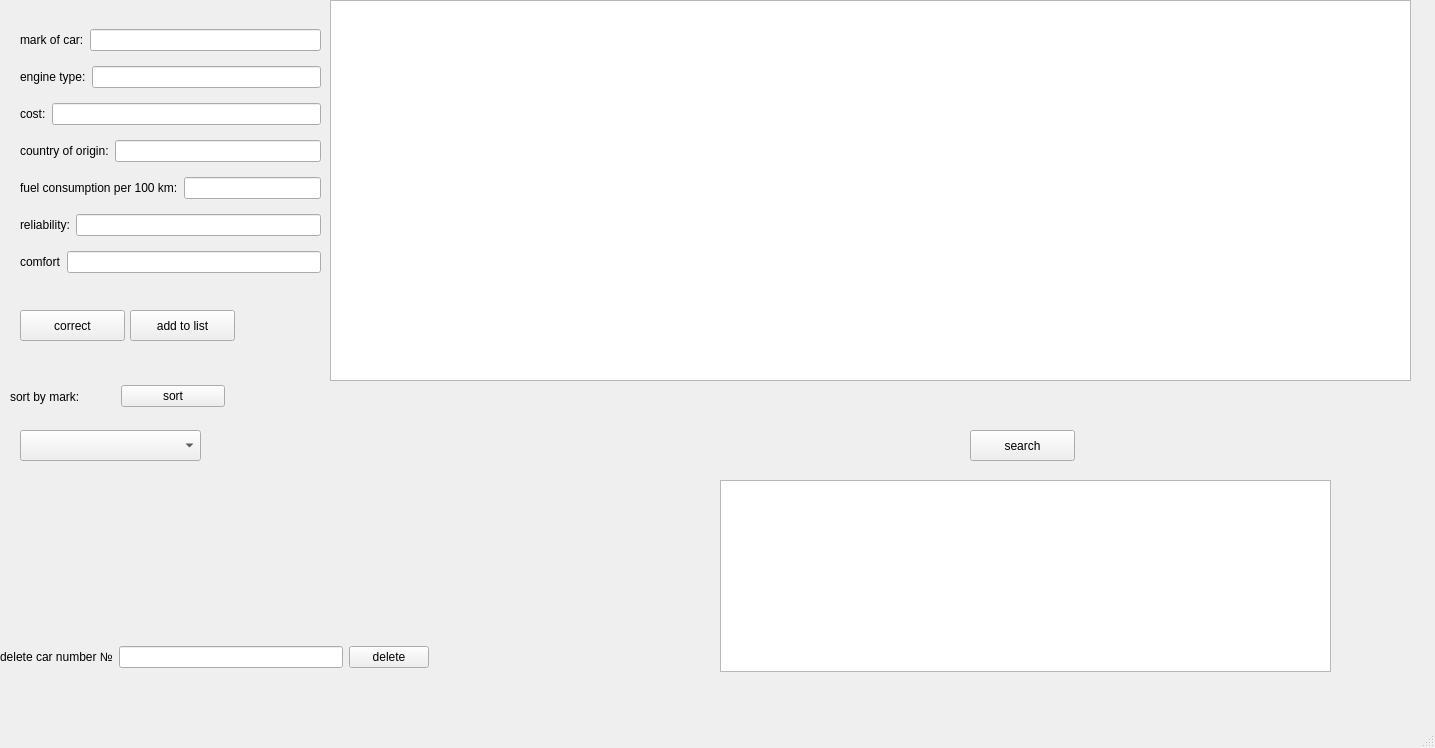
This is mainwindow.ui in mkhalez/final_version_lab_2_task_2 as Qt 5 draws it before an edit. The edited form follows.
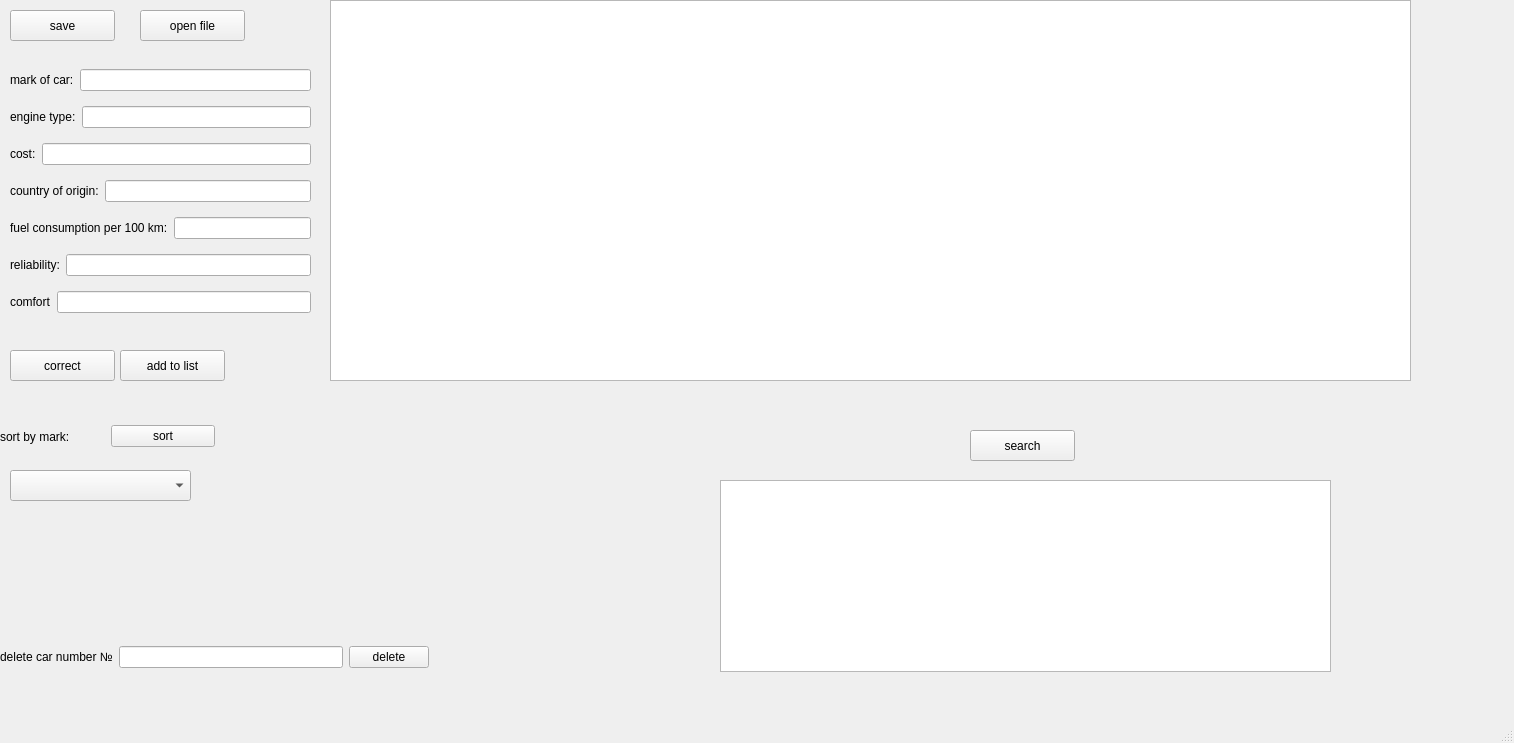
This is the edited form.

```diff
--- a/mainwindow.ui
+++ b/mainwindow.ui
@@ -6,8 +6,8 @@
    <rect>
     <x>0</x>
     <y>0</y>
-    <width>1435</width>
-    <height>748</height>
+    <width>1514</width>
+    <height>743</height>
    </rect>
   </property>
   <property name="windowTitle">
@@ -17,8 +17,8 @@
    <widget class="QPushButton" name="addToListButton">
     <property name="geometry">
      <rect>
-      <x>130</x>
-      <y>310</y>
+      <x>120</x>
+      <y>350</y>
       <width>105</width>
       <height>31</height>
      </rect>
@@ -30,8 +30,8 @@
    <widget class="QWidget" name="layoutWidget">
     <property name="geometry">
      <rect>
-      <x>20</x>
-      <y>20</y>
+      <x>10</x>
+      <y>60</y>
       <width>301</width>
       <height>268</height>
      </rect>
@@ -150,8 +150,8 @@
    <widget class="QPushButton" name="correctButton">
     <property name="geometry">
      <rect>
-      <x>20</x>
-      <y>310</y>
+      <x>10</x>
+      <y>350</y>
       <width>105</width>
       <height>31</height>
      </rect>
@@ -196,8 +196,8 @@
    <widget class="QWidget" name="layoutWidget">
     <property name="geometry">
      <rect>
-      <x>10</x>
-      <y>380</y>
+      <x>0</x>
+      <y>420</y>
       <width>215</width>
       <height>33</height>
      </rect>
@@ -222,8 +222,8 @@
    <widget class="QComboBox" name="comboBox">
     <property name="geometry">
      <rect>
-      <x>20</x>
-      <y>430</y>
+      <x>10</x>
+      <y>470</y>
       <width>181</width>
       <height>31</height>
      </rect>
@@ -252,6 +252,32 @@
      </rect>
     </property>
    </widget>
+   <widget class="QPushButton" name="saveButton">
+    <property name="geometry">
+     <rect>
+      <x>10</x>
+      <y>10</y>
+      <width>105</width>
+      <height>31</height>
+     </rect>
+    </property>
+    <property name="text">
+     <string>save</string>
+    </property>
+   </widget>
+   <widget class="QPushButton" name="openButton">
+    <property name="geometry">
+     <rect>
+      <x>140</x>
+      <y>10</y>
+      <width>105</width>
+      <height>31</height>
+     </rect>
+    </property>
+    <property name="text">
+     <string>open file</string>
+    </property>
+   </widget>
   </widget>
   <widget class="QMenuBar" name="menubar">
    <property name="geometry">
```
Left out of the diff: 2 changed lines with no effect on the pictures.
